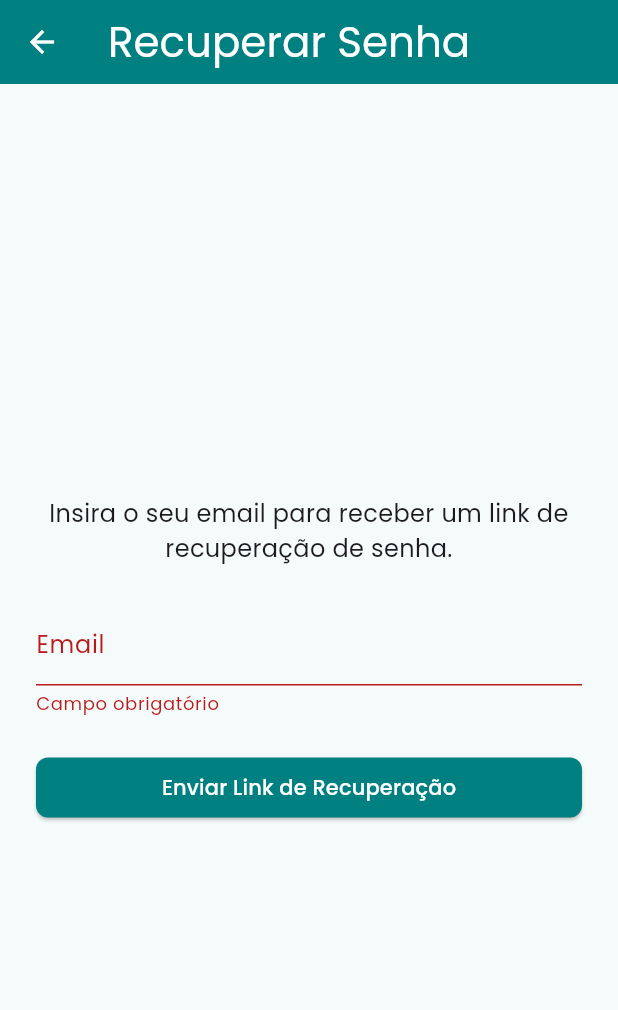
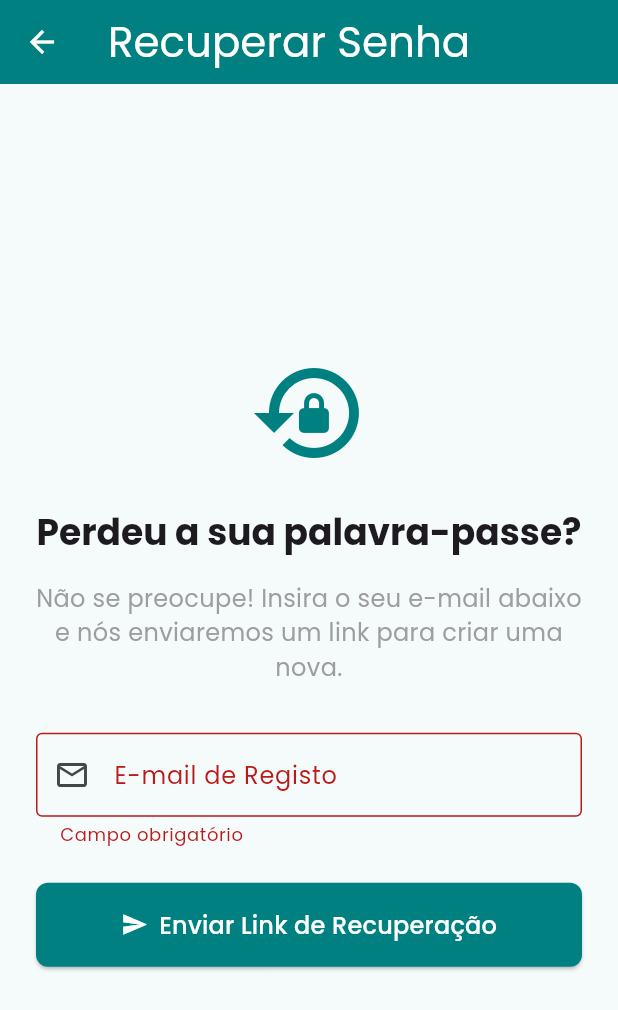
Before and after one commit to aferconlda/Afercon-Xpress1, a Flutter app: the ForgotPasswordScreen screen opened by its route, after a tap on "Enviar Link de Recuperação", on a phone screen of 412 x 824 dp. Shown: the top 1010 px of the screen. Run offline on Flutter 3.47's test engine with Material 3 defaults, Android fonts, the light colour scheme and no system bars; our stand-ins replace cloud_firestore, firebase_auth, firebase_core, go_router, google_fonts; accounts and stored records are empty.

Commit message:
Changes before Firebase Studio auto-run

```diff
--- a/lib/forgot_password_screen.dart
+++ b/lib/forgot_password_screen.dart
@@ -33,11 +33,13 @@ class _ForgotPasswordScreenState extends State<ForgotPasswordScreen> {
 
       scaffoldMessenger.showSnackBar(
         const SnackBar(
-            content: Text('Link para redefinição de senha enviado para o seu email.')),
+          content: Text('Link para redefinição de senha enviado para o seu email.'),
+          backgroundColor: Colors.green,
+        ),
       );
-      // Atraso para o utilizador ler a mensagem
+
       Future.delayed(const Duration(seconds: 2), (){
-         if(mounted) context.pop(); // Volta para o ecrã de login
+         if(mounted) context.pop();
       });
 
     } on FirebaseAuthException catch (e) {
@@ -48,11 +50,11 @@ class _ForgotPasswordScreenState extends State<ForgotPasswordScreen> {
         message = 'Ocorreu um erro. Tente novamente.';
       }
       scaffoldMessenger.showSnackBar(
-        SnackBar(content: Text(message)),
+        SnackBar(content: Text(message), backgroundColor: Colors.red),
       );
     } catch (e) {
        scaffoldMessenger.showSnackBar(
-        const SnackBar(content: Text('Ocorreu um erro inesperado.')),
+        const SnackBar(content: Text('Ocorreu um erro inesperado.'), backgroundColor: Colors.red),
       );
     } finally {
       if (mounted) {
@@ -71,7 +73,8 @@ class _ForgotPasswordScreenState extends State<ForgotPasswordScreen> {
           onPressed: () => context.pop(),
         ),
       ),
-      body: Padding(
+      body: Center(
+        child: SingleChildScrollView(
           padding: const EdgeInsets.all(24.0),
           child: Form(
             key: _formKey,
@@ -79,15 +82,27 @@ class _ForgotPasswordScreenState extends State<ForgotPasswordScreen> {
               mainAxisAlignment: MainAxisAlignment.center,
               crossAxisAlignment: CrossAxisAlignment.stretch,
               children: [
+                Icon(Icons.lock_reset, size: 80, color: Theme.of(context).colorScheme.primary),
+                const SizedBox(height: 24),
+                Text(
+                  'Perdeu a sua palavra-passe?',
+                  textAlign: TextAlign.center,
+                  style: Theme.of(context).textTheme.headlineSmall?.copyWith(fontWeight: FontWeight.bold),
+                ),
+                const SizedBox(height: 16),
                 const Text(
-                'Insira o seu email para receber um link de recuperação de senha.',
+                  'Não se preocupe! Insira o seu e-mail abaixo e nós enviaremos um link para criar uma nova.',
                   textAlign: TextAlign.center,
-                style: TextStyle(fontSize: 16),
+                  style: TextStyle(fontSize: 16, color: Colors.grey),
                 ),
-              const SizedBox(height: 24),
+                const SizedBox(height: 32),
                 TextFormField(
                   controller: _emailController,
-                decoration: const InputDecoration(labelText: 'Email'),
+                  decoration: const InputDecoration(
+                    labelText: 'E-mail de Registo',
+                    prefixIcon: Icon(Icons.email_outlined),
+                    border: OutlineInputBorder(),
+                  ),
                   keyboardType: TextInputType.emailAddress,
                   validator: (value) {
                     if (value == null || value.isEmpty) return 'Campo obrigatório';
@@ -100,11 +115,17 @@ class _ForgotPasswordScreenState extends State<ForgotPasswordScreen> {
                 const SizedBox(height: 24),
                 _isLoading
                     ? const Center(child: CircularProgressIndicator())
-                  : ElevatedButton(
+                    : ElevatedButton.icon(
+                        icon: const Icon(Icons.send),
+                        label: const Text('Enviar Link de Recuperação'),
                         onPressed: _resetPassword,
-                      child: const Text('Enviar Link de Recuperação'),
+                        style: ElevatedButton.styleFrom(
+                          padding: const EdgeInsets.symmetric(vertical: 16),
+                           textStyle: Theme.of(context).textTheme.titleMedium,
+                        ),
                       ),
               ],
+            ),
           ),
         ),
       ),
```
Lines whose indentation alone changed are shown as unchanged.
